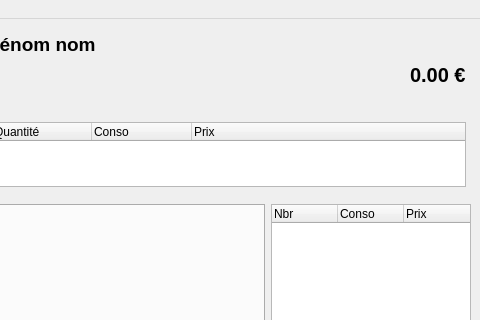
Above: application/ui/mainwindow.ui from nils-van-zuijlen/Enibar before the change; both pictures show x 404 to 884 and y 0 to 320 of the 884 by 690 pixel window. Below: the same form after it.
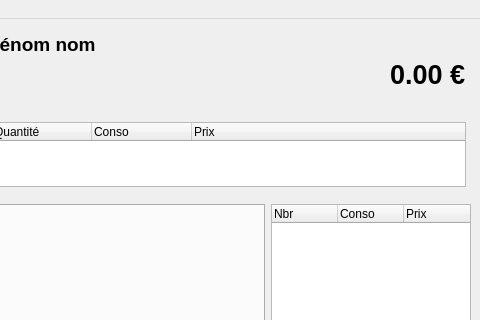
That is the form after the change. Custom widgets are drawn as their Qt base class.

Commit message: Set the font size to 25 instead of 15 on the note value.

```diff
--- a/application/ui/mainwindow.ui
+++ b/application/ui/mainwindow.ui
@@ -367,9 +367,11 @@
          </property>
          <property name="font">
           <font>
-           <pointsize>15</pointsize>
+           <pointsize>20</pointsize>
            <weight>75</weight>
            <bold>true</bold>
+           <stylestrategy>PreferAntialias</stylestrategy>
+           <kerning>true</kerning>
           </font>
          </property>
          <property name="text">
```
The commit also changes 1 other file.
